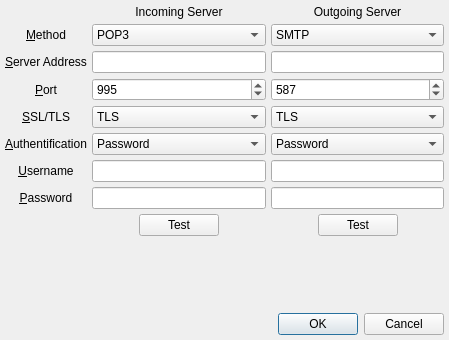
This is UI/poptasticsettings.ui in xloem/spot-on-svn as Qt 5 draws it before an edit. The edited form follows.
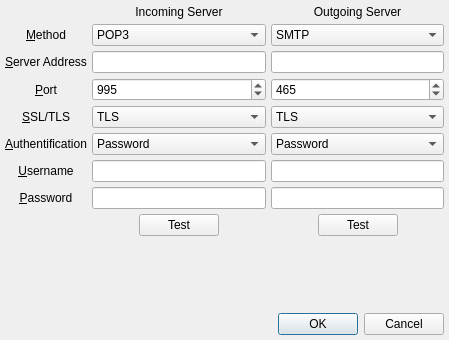
This is the edited form. Icons and pictures are not drawn.

Diff of the .ui file:
```diff
--- a/UI/poptasticsettings.ui
+++ b/UI/poptasticsettings.ui
@@ -274,7 +274,7 @@
         <number>65535</number>
        </property>
        <property name="value">
-        <number>587</number>
+        <number>465</number>
        </property>
       </widget>
      </item>
```
